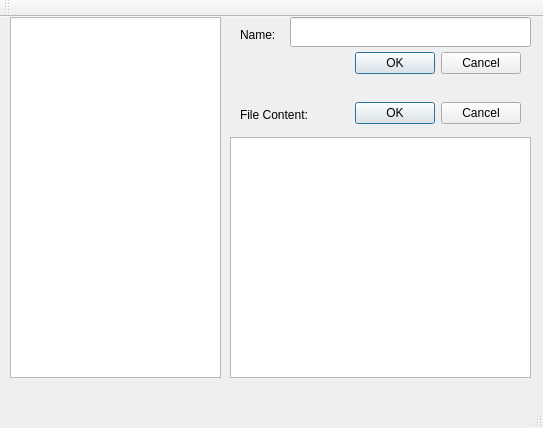
First picture: the form in mainwindow.ui, repository Metalhead33/DeasystemGui, before the edit.
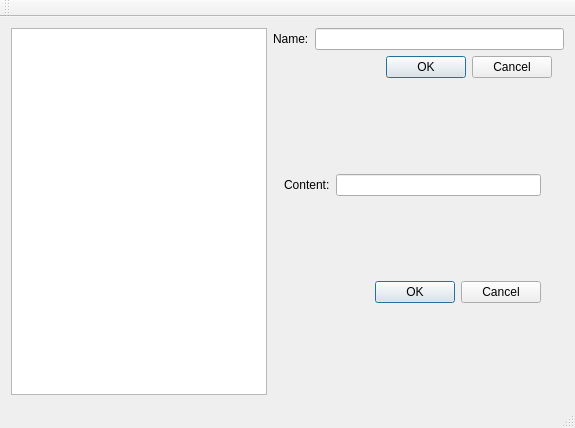
Second picture: the form after the edit. The open tabs and pages were chosen to show the change.

Commit message: Modified to use layouts.

Patch:
```diff
--- a/mainwindow.ui
+++ b/mainwindow.ui
@@ -6,7 +6,7 @@
    <rect>
     <x>0</x>
     <y>0</y>
-    <width>543</width>
+    <width>575</width>
     <height>428</height>
    </rect>
   </property>
@@ -14,98 +14,95 @@
    <string>MainWindow</string>
   </property>
   <widget class="QWidget" name="centralWidget">
-   <widget class="QTreeView" name="treeView">
-    <property name="geometry">
-     <rect>
-      <x>10</x>
-      <y>0</y>
-      <width>211</width>
-      <height>361</height>
-     </rect>
-    </property>
-   </widget>
-   <widget class="QLineEdit" name="NameEditor">
-    <property name="geometry">
-     <rect>
-      <x>290</x>
-      <y>0</y>
-      <width>241</width>
-      <height>30</height>
-     </rect>
-    </property>
-   </widget>
-   <widget class="QLineEdit" name="ContentEditLine">
-    <property name="geometry">
-     <rect>
-      <x>230</x>
-      <y>120</y>
-      <width>301</width>
-      <height>30</height>
-     </rect>
-    </property>
-   </widget>
-   <widget class="QPlainTextEdit" name="ContentEditFull">
-    <property name="geometry">
-     <rect>
-      <x>230</x>
-      <y>120</y>
-      <width>301</width>
-      <height>241</height>
-     </rect>
-    </property>
-   </widget>
-   <widget class="QDialogButtonBox" name="ElementNameButton">
-    <property name="geometry">
-     <rect>
-      <x>340</x>
-      <y>30</y>
-      <width>181</width>
-      <height>32</height>
-     </rect>
-    </property>
-    <property name="standardButtons">
-     <set>QDialogButtonBox::Cancel|QDialogButtonBox::Ok</set>
-    </property>
-   </widget>
-   <widget class="QDialogButtonBox" name="ElementContextButton">
-    <property name="geometry">
-     <rect>
-      <x>340</x>
-      <y>80</y>
-      <width>181</width>
-      <height>32</height>
-     </rect>
-    </property>
-    <property name="standardButtons">
-     <set>QDialogButtonBox::Cancel|QDialogButtonBox::Ok</set>
-    </property>
-   </widget>
-   <widget class="QLabel" name="label">
-    <property name="geometry">
-     <rect>
-      <x>240</x>
-      <y>10</y>
-      <width>41</width>
-      <height>16</height>
-     </rect>
-    </property>
-    <property name="text">
-     <string>Name:</string>
-    </property>
-   </widget>
-   <widget class="QLabel" name="FileContent">
-    <property name="geometry">
-     <rect>
-      <x>240</x>
-      <y>90</y>
-      <width>101</width>
-      <height>16</height>
-     </rect>
-    </property>
-    <property name="text">
-     <string>File Content:</string>
-    </property>
-   </widget>
+   <layout class="QGridLayout" name="gridLayout_3">
+    <item row="0" column="1">
+     <widget class="QLabel" name="label">
+      <property name="text">
+       <string>Name:</string>
+      </property>
+     </widget>
+    </item>
+    <item row="2" column="1" colspan="2">
+     <widget class="QStackedWidget" name="stackedWidget">
+      <property name="currentIndex">
+       <number>2</number>
+      </property>
+      <widget class="QWidget" name="ContextEditorLine">
+       <layout class="QGridLayout" name="gridLayout_5">
+        <item row="0" column="0">
+         <widget class="QLabel" name="LineEditorLabel">
+          <property name="text">
+           <string>Content:</string>
+          </property>
+         </widget>
+        </item>
+        <item row="0" column="1">
+         <widget class="QLineEdit" name="lineEdit"/>
+        </item>
+        <item row="1" column="0" colspan="2">
+         <widget class="QDialogButtonBox" name="LineEditorBox">
+          <property name="standardButtons">
+           <set>QDialogButtonBox::Cancel|QDialogButtonBox::Ok</set>
+          </property>
+         </widget>
+        </item>
+       </layout>
+      </widget>
+      <widget class="QWidget" name="ContextEditorText">
+       <layout class="QGridLayout" name="gridLayout_6">
+        <item row="0" column="0">
+         <widget class="QPlainTextEdit" name="plainTextEdit"/>
+        </item>
+        <item row="1" column="0">
+         <widget class="QDialogButtonBox" name="TexteditBox">
+          <property name="standardButtons">
+           <set>QDialogButtonBox::Cancel|QDialogButtonBox::Ok</set>
+          </property>
+         </widget>
+        </item>
+       </layout>
+      </widget>
+      <widget class="QWidget" name="ContextEditorDropbox">
+       <layout class="QGridLayout" name="gridLayout_4">
+        <item row="0" column="0">
+         <widget class="QComboBox" name="comboBox">
+          <item>
+           <property name="text">
+            <string>False</string>
+           </property>
+          </item>
+          <item>
+           <property name="text">
+            <string>True</string>
+           </property>
+          </item>
+         </widget>
+        </item>
+        <item row="1" column="0">
+         <widget class="QDialogButtonBox" name="comboButton">
+          <property name="standardButtons">
+           <set>QDialogButtonBox::Cancel|QDialogButtonBox::Ok</set>
+          </property>
+         </widget>
+        </item>
+       </layout>
+      </widget>
+     </widget>
+    </item>
+    <item row="0" column="2" colspan="3">
+     <widget class="QLineEdit" name="NameEditor"/>
+    </item>
+    <item row="0" column="0" rowspan="3">
+     <widget class="QTreeView" name="treeView"/>
+    </item>
+    <item row="1" column="2">
+     <widget class="QDialogButtonBox" name="ElementNameButton">
+      <property name="standardButtons">
+       <set>QDialogButtonBox::Cancel|QDialogButtonBox::Ok</set>
+      </property>
+     </widget>
+    </item>
+   </layout>
   </widget>
   <widget class="QMenuBar" name="menuBar">
    <property name="geometry">
```
Left out of the diff: 2 changed lines with no effect on the pictures. The commit also changes 2 other files.
